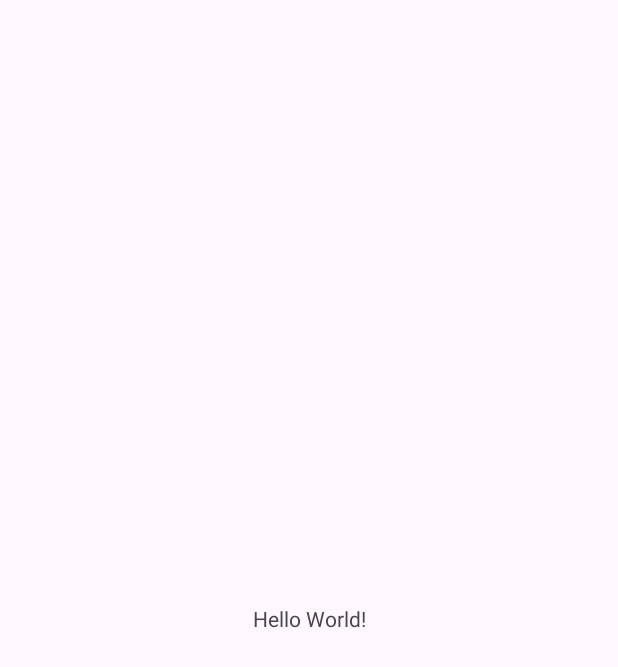
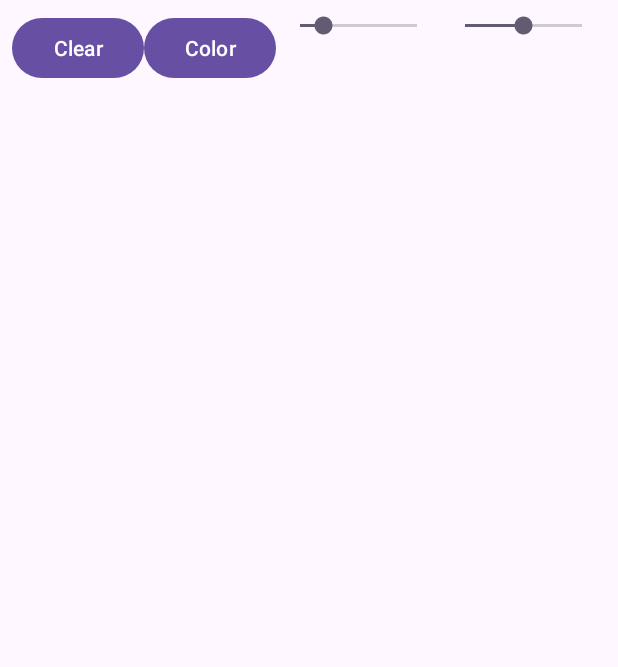
Before and after one commit to mattnadar/CISC682DoodleAssignment, an Android app: the screen it shows after launch (MainActivity), on a phone screen of 412 x 824 dp. Before the commit the part shown is almost empty. Shown: the top 667 px of the screen. Run offline under Robolectric (Android 15) with nearby library versions, the phone set to English and light mode, and no system bars.

Commit message:
Basic functionality

```diff
--- /dev/null
+++ b/app/src/main/java/com/example/cisc682doodleassignment/DoodleView.java
@@ -0,0 +1,87 @@
+package com.example.cisc682doodleassignment;
+
+import android.content.Context;
+import android.graphics.Canvas;
+import android.graphics.Color;
+import android.graphics.Paint;
+import android.util.AttributeSet;
+import android.view.MotionEvent;
+import android.view.View;
+
+import java.util.ArrayList;
+
+public class DoodleView extends View {
+    private Paint paint;
+    private ArrayList<DrawPath> paths;
+    private DrawPath currentPath;
+
+    public DoodleView(Context context, AttributeSet attrs) {
+        super(context, attrs);
+
+        paint = new Paint();
+        paint.setColor(Color.BLACK);
+        paint.setStrokeWidth(10);
+        paint.setStyle(Paint.Style.STROKE);
+        paint.setStrokeCap(Paint.Cap.ROUND);
+        paint.setStrokeJoin(Paint.Join.ROUND);
+
+        paths = new ArrayList<>();
+    }
+
+    @Override
+    protected void onDraw(Canvas canvas) {
+        super.onDraw(canvas);
+
+        for (DrawPath path : paths) {
+            paint.setColor(path.color);
+            paint.setStrokeWidth(path.strokeWidth);
+            paint.setAlpha(path.alpha);
+            canvas.drawPath(path.path, paint);
+        }
+
+        if (currentPath != null) {
+            paint.setColor(currentPath.color);
+            paint.setStrokeWidth(currentPath.strokeWidth);
+            paint.setAlpha(currentPath.alpha);
+            canvas.drawPath(currentPath.path, paint);
+        }
+    }
+
+    @Override
+    public boolean onTouchEvent(MotionEvent event) {
+        switch (event.getAction()) {
+            case MotionEvent.ACTION_DOWN:
+                currentPath = new DrawPath(paint.getColor(), (int) paint.getStrokeWidth(), paint.getAlpha());
+                currentPath.path.moveTo(event.getX(), event.getY());
+                break;
+
+            case MotionEvent.ACTION_MOVE:
+                currentPath.path.lineTo(event.getX(), event.getY());
+                invalidate();
+                break;
+
+            case MotionEvent.ACTION_UP:
+                paths.add(currentPath);
+                currentPath = null;
+                break;
+        }
+        return true;
+    }
+
+    public void clearCanvas() {
+        paths.clear();
+        invalidate();
+    }
+
+    public void setColor(int color) {
+        paint.setColor(color);
+    }
+
+    public void setBrushSize(float size) {
+        paint.setStrokeWidth(size);
+    }
+
+    public void setOpacity(int alpha) {
+        paint.setAlpha(alpha);
+    }
+}
--- a/app/src/main/java/com/example/cisc682doodleassignment/MainActivity.java
+++ b/app/src/main/java/com/example/cisc682doodleassignment/MainActivity.java
@@ -1,24 +1,54 @@
 package com.example.cisc682doodleassignment;
 
+import android.graphics.Color;
 import android.os.Bundle;
+import android.widget.Button;
+import android.widget.SeekBar;
 
-import androidx.activity.EdgeToEdge;
 import androidx.appcompat.app.AppCompatActivity;
-import androidx.core.graphics.Insets;
-import androidx.core.view.ViewCompat;
-import androidx.core.view.WindowInsetsCompat;
 
 public class MainActivity extends AppCompatActivity {
+    private DoodleView doodleView;
 
     @Override
     protected void onCreate(Bundle savedInstanceState) {
         super.onCreate(savedInstanceState);
-        EdgeToEdge.enable(this);
         setContentView(R.layout.activity_main);
-        ViewCompat.setOnApplyWindowInsetsListener(findViewById(R.id.main), (v, insets) -> {
-            Insets systemBars = insets.getInsets(WindowInsetsCompat.Type.systemBars());
-            v.setPadding(systemBars.left, systemBars.top, systemBars.right, systemBars.bottom);
-            return insets;
+
+        doodleView = findViewById(R.id.doodleView);
+
+        Button clearButton = findViewById(R.id.clearButton);
+        clearButton.setOnClickListener(v -> doodleView.clearCanvas());
+
+        Button colorButton = findViewById(R.id.colorButton);
+        colorButton.setOnClickListener(v -> doodleView.setColor(Color.RED));
+
+        SeekBar brushSizeSeekBar = findViewById(R.id.brushSizeSeekBar);
+        brushSizeSeekBar.setOnSeekBarChangeListener(new SeekBar.OnSeekBarChangeListener() {
+            @Override
+            public void onProgressChanged(SeekBar seekBar, int progress, boolean fromUser) {
+                doodleView.setBrushSize(progress);
+            }
+
+            @Override
+            public void onStartTrackingTouch(SeekBar seekBar) { }
+
+            @Override
+            public void onStopTrackingTouch(SeekBar seekBar) { }
+        });
+
+        SeekBar opacitySeekBar = findViewById(R.id.opacitySeekBar);
+        opacitySeekBar.setOnSeekBarChangeListener(new SeekBar.OnSeekBarChangeListener() {
+            @Override
+            public void onProgressChanged(SeekBar seekBar, int progress, boolean fromUser) {
+                doodleView.setOpacity(progress);
+            }
+
+            @Override
+            public void onStartTrackingTouch(SeekBar seekBar) { }
+
+            @Override
+            public void onStopTrackingTouch(SeekBar seekBar) { }
         });
     }
 }
--- a/app/src/main/res/layout/activity_main.xml
+++ b/app/src/main/res/layout/activity_main.xml
@@ -1,19 +1,56 @@
 <?xml version="1.0" encoding="utf-8"?>
-<androidx.constraintlayout.widget.ConstraintLayout xmlns:android="http://schemas.android.com/apk/res/android"
-    xmlns:app="http://schemas.android.com/apk/res-auto"
-    xmlns:tools="http://schemas.android.com/tools"
-    android:id="@+id/main"
+<LinearLayout xmlns:android="http://schemas.android.com/apk/res/android"
     android:layout_width="match_parent"
     android:layout_height="match_parent"
-    tools:context=".MainActivity">
+    android:orientation="vertical"
+    android:padding="8dp">
 
-    <TextView
-        android:layout_width="wrap_content"
+    <!-- Tool Panel -->
+    <LinearLayout
+        android:id="@+id/toolPanel"
+        android:layout_width="match_parent"
         android:layout_height="wrap_content"
-        android:text="Hello World!"
-        app:layout_constraintBottom_toBottomOf="parent"
-        app:layout_constraintEnd_toEndOf="parent"
-        app:layout_constraintStart_toStartOf="parent"
-        app:layout_constraintTop_toTopOf="parent" />
+        android:orientation="horizontal">
 
-</androidx.constraintlayout.widget.ConstraintLayout>
+        <Button
+            android:id="@+id/clearButton"
+            android:layout_width="wrap_content"
+            android:layout_height="wrap_content"
+            android:text="Clear" />
+
+        <Button
+            android:id="@+id/colorButton"
+            android:layout_width="wrap_content"
+            android:layout_height="wrap_content"
+            android:text="Color" />
+
+        <SeekBar
+            android:id="@+id/brushSizeSeekBar"
+            android:layout_width="0dp"
+            android:layout_height="wrap_content"
+            android:layout_weight="1"
+            android:max="50"
+            android:progress="10" />
+
+        <SeekBar
+            android:id="@+id/opacitySeekBar"
+            android:layout_width="0dp"
+            android:layout_height="wrap_content"
+            android:layout_weight="1"
+            android:max="255"
+            android:progress="128" />
+    </LinearLayout>
+
+    <!-- Doodle Canvas -->
+    <FrameLayout
+        android:layout_width="match_parent"
+        android:layout_height="0dp"
+        android:layout_weight="1">
+
+        <!-- Custom DoodleView -->
+        <com.example.cisc682doodleassignment.DoodleView
+            android:id="@+id/doodleView"
+            android:layout_width="match_parent"
+            android:layout_height="match_parent" />
+    </FrameLayout>
+</LinearLayout>
```
Also changed, not shown: app/src/main/java/com/example/cisc682doodleassignment/DrawPath.java (added, +17 -0 lines).
